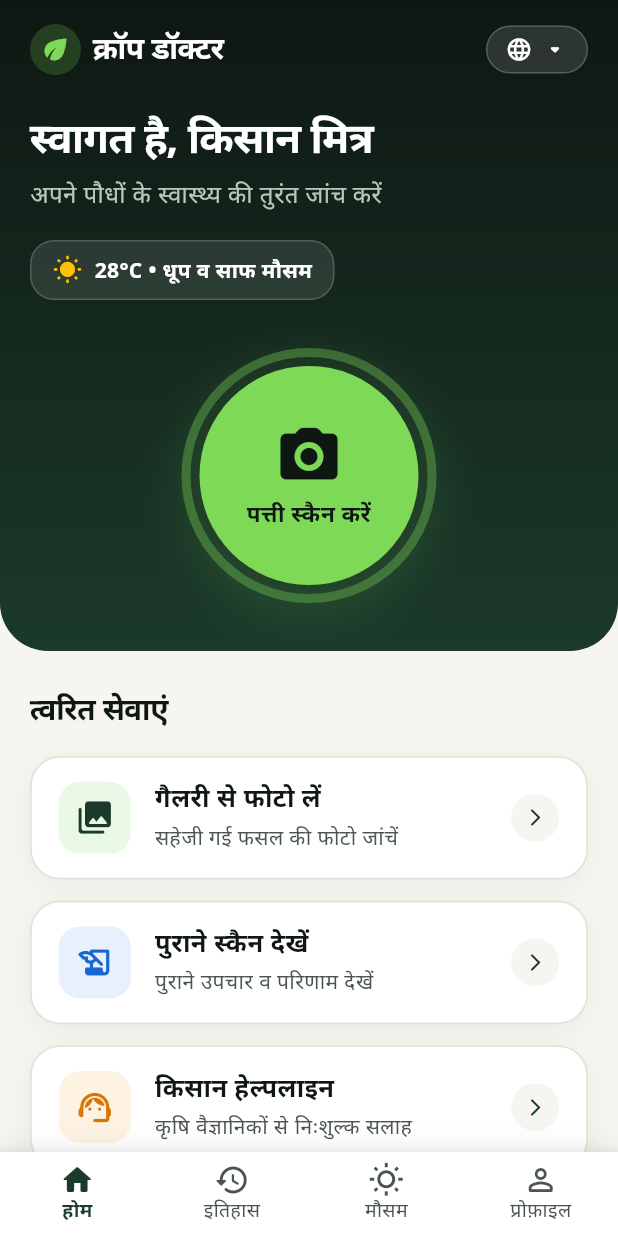
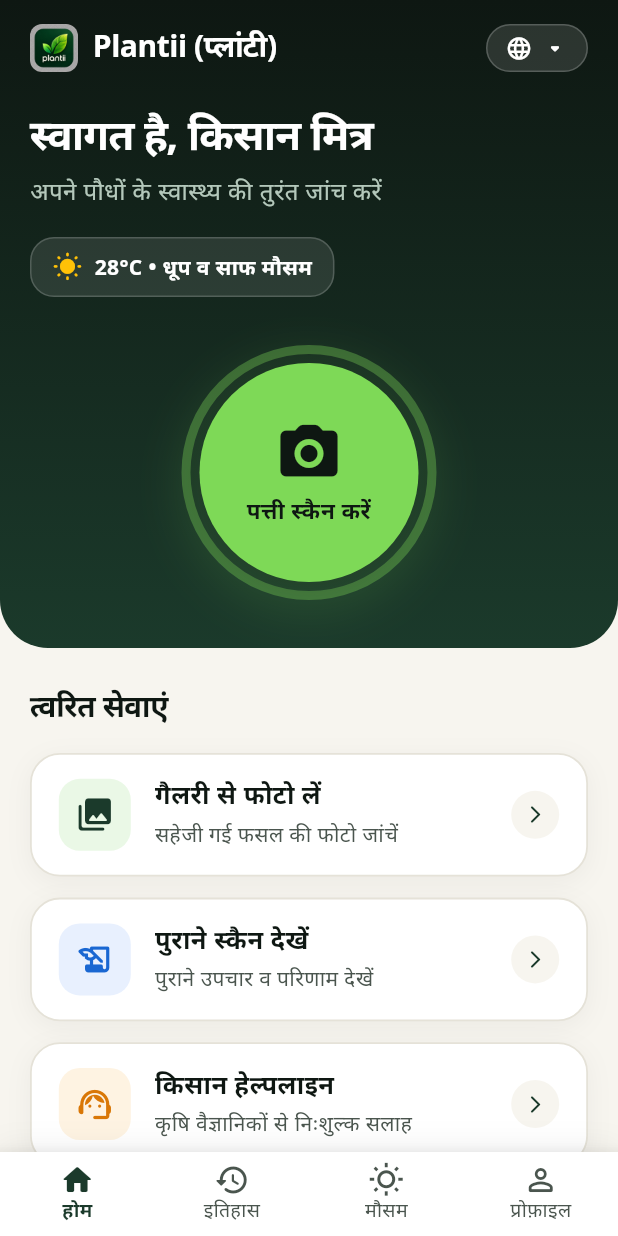
Before and after one commit to KetanWp/plantii, a Flutter app: the HomeScreen screen opened by its route, on a phone screen of 412 x 824 dp. Run offline on Flutter 3.47's test engine with Material 3 defaults, Android fonts, the phone set to English and light mode, and no system bars; our stand-ins replace camera, flutter_tts, image_picker, shared_preferences; accounts and stored records are empty; Roboto replaces fonts that are missing (Noto Sans).

Commit message:
Rebrand app to Plantii and add custom app logo & launcher icons

```diff
--- a/lib/l10n/app_en.arb
+++ b/lib/l10n/app_en.arb
@@ -1,6 +1,6 @@
 {
   "@@locale": "en",
-  "appTitle": "Crop Doctor",
+  "appTitle": "Plantii",
   "@appTitle": {
     "description": "The title of the application"
   },
@@ -314,7 +314,7 @@
   "@profileHelpline": {
     "description": "Helpline info in profile"
   },
-  "profileVersion": "Crop Doctor v1.0.0",
+  "profileVersion": "Plantii v1.0.0",
   "@profileVersion": {
     "description": "Version info in profile"
   }
--- a/lib/l10n/app_hi.arb
+++ b/lib/l10n/app_hi.arb
@@ -1,6 +1,6 @@
 {
   "@@locale": "hi",
-  "appTitle": "क्रॉप डॉक्टर",
+  "appTitle": "Plantii (प्लांटी)",
   "languageTitle": "भाषा चुनें",
   "homeTitle": "होम",
   "cropSelectionTitle": "फसल चुनें",
@@ -76,5 +76,5 @@
   "profileTitle": "किसान प्रोफ़ाइल",
   "profileLanguage": "ऐप की भाषा",
   "profileHelpline": "किसान हेल्पलाइन: 1800-180-1551",
-  "profileVersion": "क्रॉप डॉक्टर v1.0.0"
+  "profileVersion": "Plantii v1.0.0"
 }
--- a/lib/l10n/app_localizations.dart
+++ b/lib/l10n/app_localizations.dart
@@ -101,7 +101,7 @@ abstract class AppLocalizations {
   /// The title of the application
   ///
   /// In en, this message translates to:
-  /// **'Crop Doctor'**
+  /// **'Plantii'**
   String get appTitle;
 
   /// Title for language selection screen
@@ -557,7 +557,7 @@ abstract class AppLocalizations {
   /// Version info in profile
   ///
   /// In en, this message translates to:
-  /// **'Crop Doctor v1.0.0'**
+  /// **'Plantii v1.0.0'**
   String get profileVersion;
 }
 
--- a/lib/l10n/app_localizations_en.dart
+++ b/lib/l10n/app_localizations_en.dart
@@ -10,7 +10,7 @@ class AppLocalizationsEn extends AppLocalizations {
   AppLocalizationsEn([String locale = 'en']) : super(locale);
 
   @override
-  String get appTitle => 'Crop Doctor';
+  String get appTitle => 'Plantii';
 
   @override
   String get languageTitle => 'Select Language';
@@ -248,5 +248,5 @@ class AppLocalizationsEn extends AppLocalizations {
   String get profileHelpline => 'Farmer Helpline: 1800-180-1551';
 
   @override
-  String get profileVersion => 'Crop Doctor v1.0.0';
+  String get profileVersion => 'Plantii v1.0.0';
 }
--- a/lib/l10n/app_localizations_hi.dart
+++ b/lib/l10n/app_localizations_hi.dart
@@ -10,7 +10,7 @@ class AppLocalizationsHi extends AppLocalizations {
   AppLocalizationsHi([String locale = 'hi']) : super(locale);
 
   @override
-  String get appTitle => 'क्रॉप डॉक्टर';
+  String get appTitle => 'Plantii (प्लांटी)';
 
   @override
   String get languageTitle => 'भाषा चुनें';
@@ -248,5 +248,5 @@ class AppLocalizationsHi extends AppLocalizations {
   String get profileHelpline => 'किसान हेल्पलाइन: 1800-180-1551';
 
   @override
-  String get profileVersion => 'क्रॉप डॉक्टर v1.0.0';
+  String get profileVersion => 'Plantii v1.0.0';
 }
--- a/lib/main.dart
+++ b/lib/main.dart
@@ -8,12 +8,15 @@ import 'theme/app_theme.dart';
 
 void main() {
   WidgetsFlutterBinding.ensureInitialized();
-  runApp(const CropDoctorApp());
+  runApp(const PlantiiApp());
 }
 
-/// Root widget of Crop Doctor application
-class CropDoctorApp extends StatelessWidget {
-  const CropDoctorApp({super.key});
+/// Backward compatibility alias
+typedef CropDoctorApp = PlantiiApp;
+
+/// Root widget of Plantii application
+class PlantiiApp extends StatelessWidget {
+  const PlantiiApp({super.key});
 
   @override
   Widget build(BuildContext context) {
@@ -24,7 +27,7 @@ class CropDoctorApp extends StatelessWidget {
           return MaterialApp(
             debugShowCheckedModeBanner: false,
             onGenerateTitle: (context) =>
-                AppLocalizations.of(context)?.appTitle ?? 'Crop Doctor',
+                AppLocalizations.of(context)?.appTitle ?? 'Plantii',
             theme: AppTheme.lightTheme,
             locale: localeProvider.locale,
             supportedLocales: AppLocalizations.supportedLocales,
--- a/lib/screens/home_screen.dart
+++ b/lib/screens/home_screen.dart
@@ -258,19 +258,16 @@ class _HomeScreenState extends State<HomeScreen> {
                           // Brand Pill
                           Row(
                             children: [
-                              Container(
-                                padding: const EdgeInsets.all(6),
-                                decoration: BoxDecoration(
-                                  color: AppTheme.leafGreenAccent.withValues(alpha: 0.2),
-                                  shape: BoxShape.circle,
-                                ),
-                                child: const Icon(
-                                  Icons.eco_rounded,
-                                  color: AppTheme.leafGreenAccent,
-                                  size: 22,
+                              ClipRRect(
+                                borderRadius: BorderRadius.circular(8),
+                                child: Image.asset(
+                                  'assets/images/logo.png',
+                                  width: 32,
+                                  height: 32,
+                                  fit: BoxFit.cover,
                                 ),
                               ),
-                              const SizedBox(width: 8),
+                              const SizedBox(width: 10),
                               Text(
                                 l10n.appTitle,
                                 style: const TextStyle(
```
Also changed, not shown: pubspec.yaml (+4 -6 lines), assets/icon/app_icon.png (added), assets/images/logo.png (added), 31 other files.
